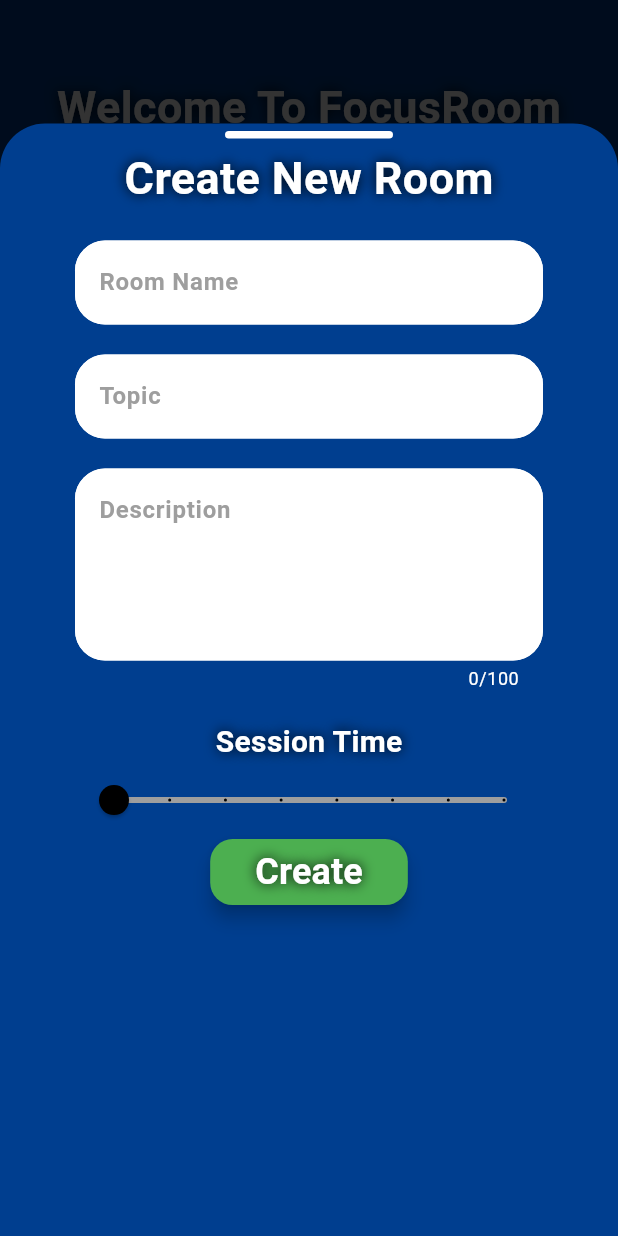
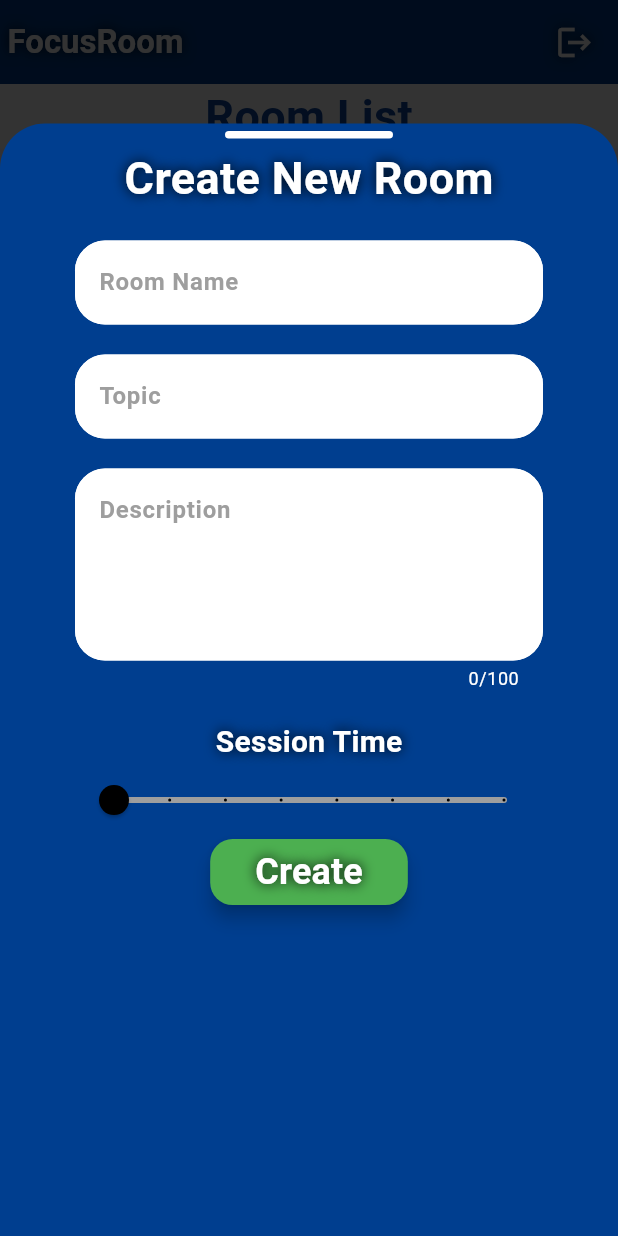
Before and after one commit to akash0thapa/focus_room, a Flutter app: the screen it shows once a user with an empty profile is signed in, after a tap on the "add" icon, on a phone screen of 412 x 824 dp. Run offline on Flutter 3.47's test engine with Material 3 defaults, Android fonts, the phone set to English and light mode, and no system bars; our stand-ins replace cloud_firestore, firebase_auth, firebase_core, flutter_spinkit, slide_countdown; missing offline and left inert: flutter_inner_shadow; accounts and stored records are empty.

Commit message:
Revert "improve"
This reverts commit 1ab97ad8b1ab40b95b28e11aa1313d41c5dfa275.

```diff
--- a/lib/screens/create_room.dart
+++ b/lib/screens/create_room.dart
@@ -148,10 +148,8 @@ class _CreateRoomState extends State<CreateRoom> {
                       ),
                        onPressed: ()async{
                          if(_formKey.currentState!.validate()){
+
                           Navigator.pop(context);
-                          // Navigator.push(context, MaterialPageRoute(builder: (context){
-                          //   return CreateRoom();
-                          // }));
                         endTime=DateTime.now().add(Duration(minutes: timerValue.toInt()));
                          //to create a room in firebase collection.
                          await DatabaseService().createRoom(name,topic,description,memberCount,endTime);
--- a/lib/screens/home.dart
+++ b/lib/screens/home.dart
@@ -2,9 +2,9 @@ import 'package:flutter/material.dart';
 import 'package:focus_room/models/room_model.dart';
 import 'package:focus_room/screens/create_room.dart';
 import 'package:focus_room/services/database.dart';
+import 'package:focus_room/widgets/room_list.dart';
 import 'package:focus_room/services/auth.dart';
 import 'package:focus_room/styles/text_design.dart';
-import 'package:focus_room/widgets/room_list.dart';
 import 'package:provider/provider.dart';
 
 class Home extends StatefulWidget {
@@ -23,7 +23,38 @@ class _HomeState extends State<Home> {
       value: DatabaseService().roomList,
       initialData: [],
       child: Scaffold(
-         floatingActionButton: SizedBox(
+        extendBody: true,
+        appBar: AppBar(
+          backgroundColor: Color(0xFF003E8F),
+          titleSpacing: 5,
+          title: Row(
+            crossAxisAlignment: CrossAxisAlignment.center,
+            children: [
+              Expanded(
+                child: Text('FocusRoom',
+                style: textDesign.copyWith(
+                  fontSize: 22
+                ),
+                ),
+              ),
+               IconButton(
+                onPressed: ()async{
+                showLogOutDialogBox();
+                    },
+                    icon: Icon(Icons.logout,
+                    size: 26,
+                    color: Colors.white,
+                    shadows: [
+                      Shadow(
+                        color: Colors.black,
+                        blurRadius: 10
+                      )
+                    ]),
+                 ),
+            ],
+          ),
+        ),
+        floatingActionButton: SizedBox(
           height: 70,
           width: 70,
           child: FloatingActionButton(
@@ -45,6 +76,29 @@ class _HomeState extends State<Home> {
           ),
 
         ),
+
+
+        //body
+        body: Column(
+          children: [
+            Container(
+              width: double.infinity,
+              color: Colors.white,
+              child: Center(
+                child: Text('Room List',
+                style: TextStyle(
+                  color: Colors.blue[900],
+                  fontSize: 30,
+                  fontWeight: FontWeight.bold,
+                )
+                ),
+              ),
+            ),
+            SizedBox(height: 20,),
+            Expanded(
+              child: RoomList()),
+          ],
+        ),
         //bottom navigation bar
         floatingActionButtonLocation: FloatingActionButtonLocation.centerDocked,
         bottomNavigationBar: BottomAppBar(
@@ -53,109 +107,7 @@ class _HomeState extends State<Home> {
           notchMargin:3,
           height: 60,
         ),
-
-        body: ScrollConfiguration(
-          behavior: ScrollBehavior().copyWith(overscroll: false),
-          child: CustomScrollView(
-            slivers: [
-              SliverAppBar(
-                toolbarHeight: 100,
-                expandedHeight: 100,
-                backgroundColor: Color(0xFF003E8F),
-                flexibleSpace: FlexibleSpaceBar(
-                background: Padding(
-                  padding: EdgeInsetsGeometry.fromLTRB(10, 50, 10, 0),
-                  child: Column(
-                    children: [
-                    Text('Welcome To FocusRoom',
-                    style: textDesign.copyWith(fontSize: 30)
-                    ),
-                  Text('Stay Focused and Productive',
-                    style: textDesign.copyWith(fontSize: 18,
-                    color: Colors.grey[400]) )
-                    ],
-                  ),
-                ),
-                ),
-              ),
-
-              SliverAppBar(
-                backgroundColor: Color(0xFF003E8F),
-                pinned: true,
-                flexibleSpace: FlexibleSpaceBar(
-                  background: Padding(
-                    padding: EdgeInsetsGeometry.fromLTRB(10, 30, 10, 0),
-                    child: Row(
-                      mainAxisAlignment: MainAxisAlignment.spaceBetween,
-                      crossAxisAlignment: CrossAxisAlignment.center,
-                      children: [
-                        Text('Rooms',
-                        style: textDesign.copyWith(
-                          fontSize: 24
-                        ),
-                        ),
-                        IconButton(
-                          onPressed: ()async{
-                             showLogOutDialogBox();
-                             },
-                        icon: Icon(Icons.logout_outlined,
-                        size: 28,
-                        color: Colors.white,
-                        shadows: [
-                          Shadow(
-                            color: Colors.black,
-                            blurRadius: 10
-                          )
-                        ]
-                        ))
-                      ],
-                    ),
-                  ),
-                  ),
-              ),
-              SliverToBoxAdapter(
-                child: SizedBox(height: 20,),
-              ),
-                 RoomList(),
-                 SliverFillRemaining(
-                  child: Center(
-                    child: Text('Create Rooms and Stay Focused!',
-                    style: TextStyle(
-                      fontSize: 18,
-                      color: Colors.grey,
-                      fontWeight: FontWeight.bold
-                    ),),
-                  )
-                 )
-              // SliverFillRemaining(
-
-              //   child: Column(
-              //     mainAxisAlignment: MainAxisAlignment.center,
-              //     children: [
-              //       Icon(Icons.lightbulb_outline,
-              //       size: 100,
-              //       color: Colors.grey[700],),
-              //        SizedBox(height: 20,),
-              //       Text('Create New Rooms!',
-              //       style: TextStyle(
-              //         fontWeight: FontWeight.bold,
-              //         fontSize: 30,
-              //         color: Colors.grey),
-              //         ),
-              //         Text('Stay Focused and Productive',
-              //         style: TextStyle(
-              //           fontSize: 16,
-              //           color: Colors.grey,
-              //           fontWeight: FontWeight.w700
-              //         ),),
-              //     ],
-              //   ),
-              // ),
-            ],
-          ),
-        ),
-
-    ),
+      ),
     );
   }
 
--- a/lib/screens/welcome.dart
+++ b/lib/screens/welcome.dart
@@ -70,7 +70,6 @@ class _WelcomeState extends State<Welcome> {
                   ),
                   child: TextButton(
                     style: TextButton.styleFrom(
-
                       padding: EdgeInsets.fromLTRB(30, 0, 0, 0)
                     ),
                     onPressed: ()async{
--- a/lib/widgets/room_list.dart
+++ b/lib/widgets/room_list.dart
@@ -14,18 +14,15 @@ class _RoomListState extends State<RoomList> {
   @override
   Widget build(BuildContext context) {
     final roomList=Provider.of<List<RoomModel>>(context);
-    return SliverList(
-      delegate: SliverChildBuilderDelegate((context, index) {
-        return RoomTile(roomModel:  roomList[index],);
-        },
-        childCount: roomList.length
+    return ScrollConfiguration(
+      behavior: ScrollBehavior(
+      ),
+      child: ListView.builder(
+        itemCount: roomList.length,
+        itemBuilder: (context,index){
+          return RoomTile(roomModel: roomList[index],);
+        }
         ),
-      );
-      // child: ListView.builder(
-      //   itemCount: roomList.length,
-      //   itemBuilder: (context,index){
-      //     return RoomTile(roomModel: roomList[index],);
-      //   }
-      //   ),
+    );
   }
 }
--- a/lib/wrapper.dart
+++ b/lib/wrapper.dart
@@ -2,7 +2,6 @@ import 'package:flutter/material.dart';
 import 'package:focus_room/models/user_model.dart';
 import 'package:focus_room/screens/home.dart';
 import 'package:focus_room/screens/welcome.dart';
-import 'package:focus_room/widgets/sliver.dart';
 import 'package:provider/provider.dart';
 
 class Wrapper extends StatelessWidget {
@@ -17,7 +16,6 @@ class Wrapper extends StatelessWidget {
     }
     else{
       return Home();
-      // return Sliver();
     }
   }
 }
```
Also changed, not shown: lib/screens/show_room_details.dart (+22 -29 lines), lib/widgets/sliver.dart (deleted, +0 -93 lines).
